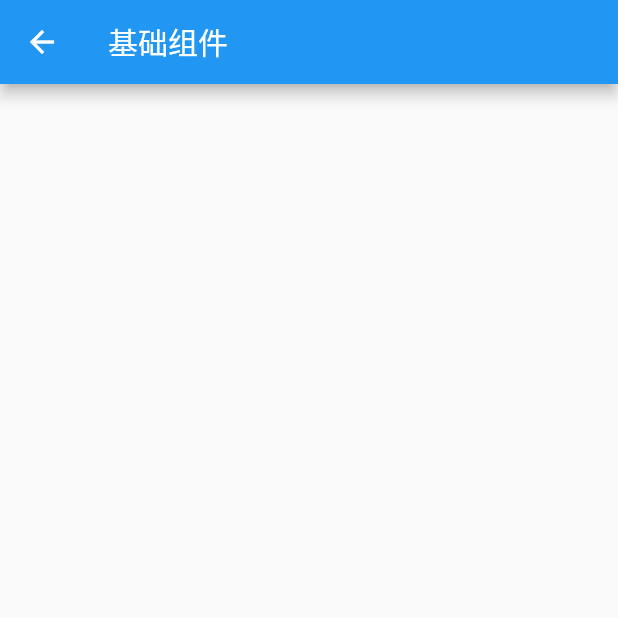
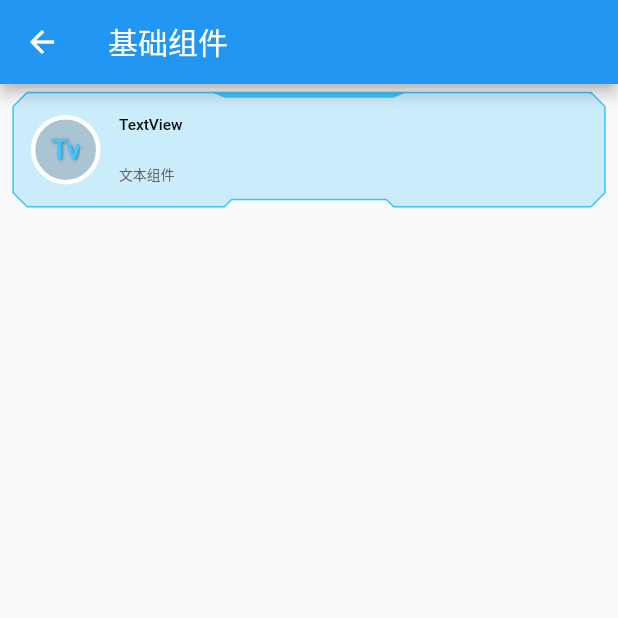
Before and after one commit to gneL1/flutter_experiences, a Flutter app: the BaseWidgetIndex screen opened by its route, on a phone screen of 412 x 824 dp, the top half of it. Run offline on Flutter 3.47's test engine with Material 2 defaults, Android fonts, the phone set to English and light mode, and no system bars; our stand-ins replace flutter_screenutil.

Commit message:
add files

```diff
--- a/lib/base_widget/base_widget_index.dart
+++ b/lib/base_widget/base_widget_index.dart
@@ -1,4 +1,6 @@
 import 'package:flutter/material.dart';
+import 'package:flutter_screenutil/screenutil.dart';
+import 'package:flutterexperiences/utils/util_item.dart';
 
 class BaseWidgetIndex extends StatefulWidget {
   BaseWidgetIndex({ Key key }) : super(key: key);
@@ -8,6 +10,7 @@ class BaseWidgetIndex extends StatefulWidget {
 }
 
 class BaseWidgetIndexState extends State<BaseWidgetIndex> {
+
   @override
   Widget build(BuildContext context) {
     return Scaffold(
@@ -16,9 +19,48 @@ class BaseWidgetIndexState extends State<BaseWidgetIndex> {
       ),
       body: Column(
         children: <Widget>[
+          UtilItem(
+            icon: _text(text: 'Tv'),
+            onPressed: (){
+
+            },
+            title: 'TextView',
+            description: '文本组件',
+            isShape: true,
+          )
 
         ],
       ),
     );
   }
+
+  Widget _text({String text}){
+    return ShaderMask(
+      shaderCallback: (Rect bounds){
+        return RadialGradient(
+          center: Alignment.center,
+          radius: 1,
+          tileMode: TileMode.mirror,
+          colors: <Color>[
+            Colors.lightBlueAccent,Colors.lightBlue[300]
+          ],
+        ).createShader(bounds);
+      },
+      child: Text(
+          text,
+          style: TextStyle(
+              color: Colors.white,
+              fontSize: ScreenUtil().setSp(36),
+              fontWeight: FontWeight.w500,
+              shadows: [
+                Shadow(
+                    color: Colors.grey,
+                    offset: Offset(1, 1),
+                    blurRadius: 2
+                )
+              ]
+          )
+      ),
+    );
+  }
 }
```
